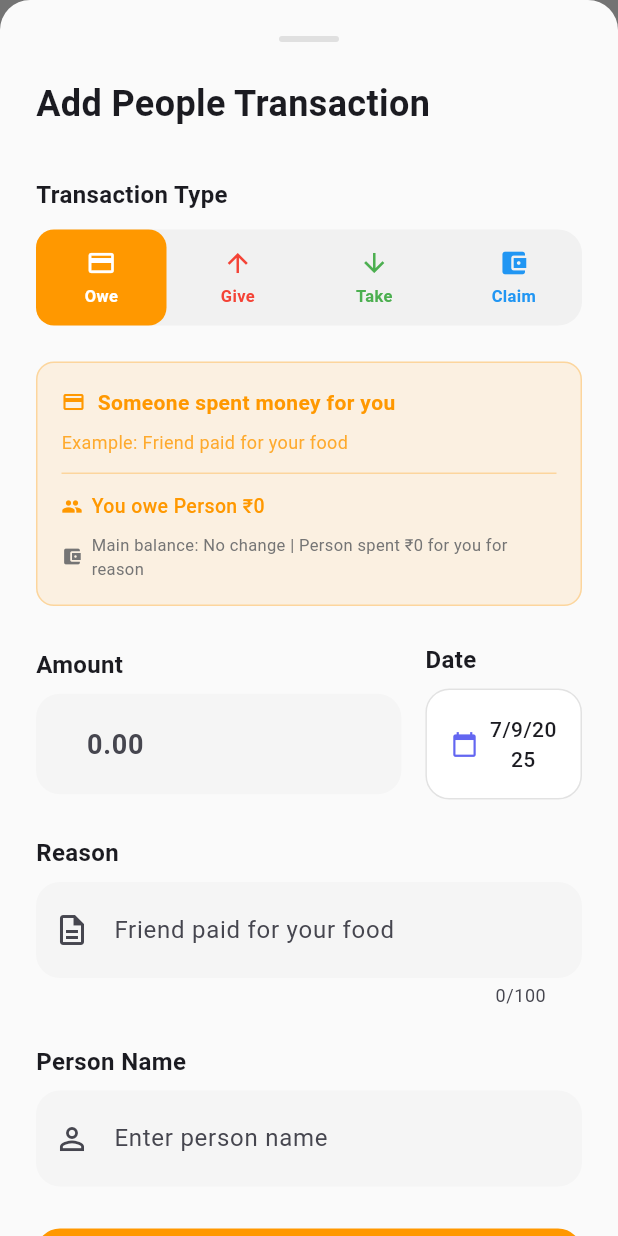
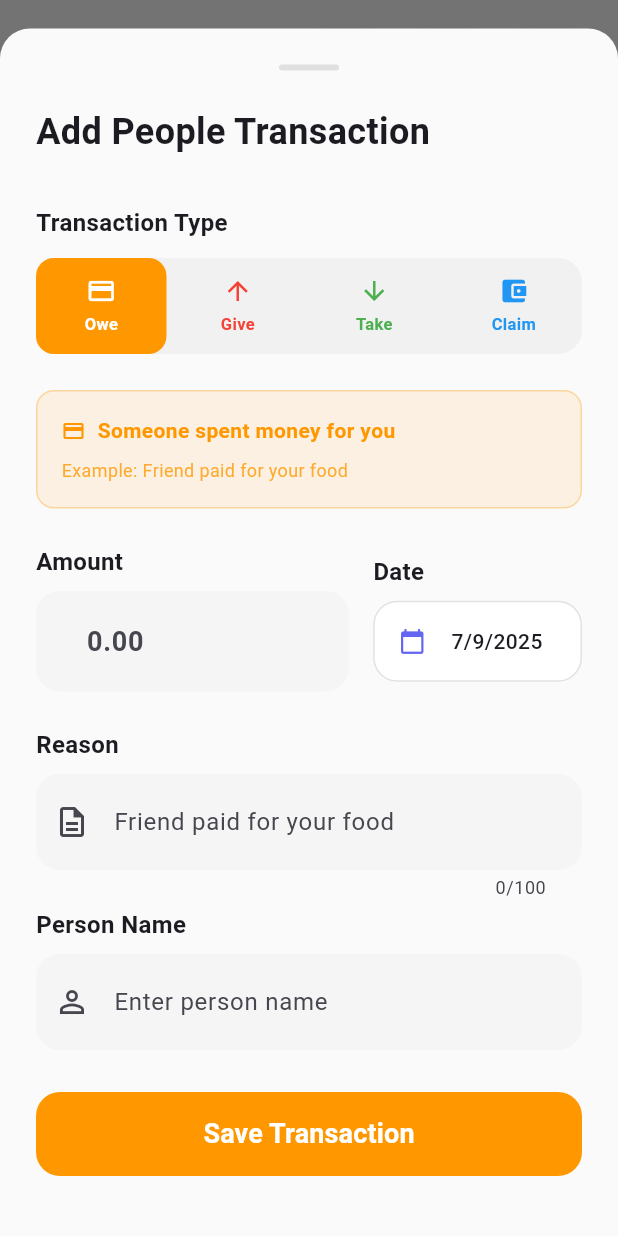
Before and after one commit to malik-l0l/Money_Manager, a Flutter app: the HomeScreen screen opened directly, after a tap on the "person add" icon, on a phone screen of 412 x 824 dp. Run offline on Flutter 3.47's test engine with Material 3 defaults, Android fonts, the phone set to English and light mode, and no system bars; our stand-ins replace hive, hive_flutter, share_plus; accounts and stored records are empty; Roboto replaces fonts that are missing (SF Pro Display).

Commit message:
refac(modal): improved add_transaction_modal, some minor changes in greetings

```diff
--- a/lib/widgets/add_people_transaction_modal.dart
+++ b/lib/widgets/add_people_transaction_modal.dart
@@ -1,5 +1,6 @@
 import 'package:flutter/material.dart';
 import 'package:flutter/services.dart';
+import 'dart:ui';
 import '../models/people_transaction.dart';
 import '../services/people_hive_service.dart';
 import '../services/hive_service.dart';
@@ -31,6 +32,12 @@ class _AddPeopleTransactionModalState extends State<AddPeopleTransactionModal>
   late AnimationController _animationController;
   late Animation<double> _slideAnimation;
 
+  // Animation controllers for blur transition
+  late AnimationController _blurTransitionController;
+  late Animation<double> _blurAnimation;
+  late Animation<double> _fadeAnimation;
+  late Animation<double> _scaleAnimation;
+
   // Focus nodes for better UX
   late FocusNode _personNameFocus;
   late FocusNode _amountFocus;
@@ -40,6 +47,10 @@ class _AddPeopleTransactionModalState extends State<AddPeopleTransactionModal>
   List<String> _allPeopleNames = [];
   List<String> _filteredNames = [];
   bool _showSuggestions = false;
+
+  // State for info container
+  bool _showDetailedInfo = false;
+  bool _isTransitioning = false;
 
   // Transaction type definitions in the requested order
   final List<String> _transactionOrder = ['owe', 'give', 'take', 'claim'];
@@ -101,6 +112,36 @@ class _AddPeopleTransactionModalState extends State<AddPeopleTransactionModal>
       curve: Curves.easeOutCubic,
     ));
 
+    // Blur transition animation controller
+    _blurTransitionController = AnimationController(
+      duration: Duration(milliseconds: 400),
+      vsync: this,
+    );
+
+    _blurAnimation = Tween<double>(
+      begin: 0.0,
+      end: 5.0,
+    ).animate(CurvedAnimation(
+      parent: _blurTransitionController,
+      curve: Curves.easeInOut,
+    ));
+
+    _fadeAnimation = Tween<double>(
+      begin: 1.0,
+      end: 0.0,
+    ).animate(CurvedAnimation(
+      parent: _blurTransitionController,
+      curve: Curves.easeInOut,
+    ));
+
+    _scaleAnimation = Tween<double>(
+      begin: 1.0,
+      end: 1.05,
+    ).animate(CurvedAnimation(
+      parent: _blurTransitionController,
+      curve: Curves.easeInOut,
+    ));
+
     _animationController.forward();
 
     // Initialize focus nodes
@@ -121,6 +162,8 @@ class _AddPeopleTransactionModalState extends State<AddPeopleTransactionModal>
           TextEditingController(text: widget.transaction!.personName);
       _selectedDate = widget.transaction!.date;
       _transactionType = widget.transaction!.transactionType;
+      // Show detailed info if editing existing transaction
+      _showDetailedInfo = true;
     } else {
       _amountController = TextEditingController();
       _reasonController = TextEditingController();
@@ -131,6 +174,8 @@ class _AddPeopleTransactionModalState extends State<AddPeopleTransactionModal>
 
     // Add listener for autocomplete
     _personNameController.addListener(_onPersonNameChanged);
+    // Add listener for amount field to trigger info transition
+    _amountController.addListener(_onAmountChanged);
 
     // Auto focus amount field if setting is enabled
     WidgetsBinding.instance.addPostFrameCallback((_) {
@@ -145,6 +190,7 @@ class _AddPeopleTransactionModalState extends State<AddPeopleTransactionModal>
   void dispose() {
     WidgetsBinding.instance.removeObserver(this);
     _animationController.dispose();
+    _blurTransitionController.dispose();
     _amountController.dispose();
     _reasonController.dispose();
     _personNameController.dispose();
@@ -189,6 +235,36 @@ class _AddPeopleTransactionModalState extends State<AddPeopleTransactionModal>
 
     setState(() {
       _showSuggestions = _filteredNames.isNotEmpty;
+    });
+  }
+
+  void _onAmountChanged() {
+    final hasAmount = _amountController.text.trim().isNotEmpty;
+
+    if (hasAmount && !_showDetailedInfo && !_isTransitioning) {
+      _triggerBlurTransition(true);
+    } else if (!hasAmount && _showDetailedInfo && !_isTransitioning) {
+      _triggerBlurTransition(false);
+    }
+  }
+
+  void _triggerBlurTransition(bool showDetailed) {
+    if (_isTransitioning) return;
+
+    setState(() {
+      _isTransitioning = true;
+    });
+
+    _blurTransitionController.forward().then((_) {
+      setState(() {
+        _showDetailedInfo = showDetailed;
+      });
+
+      _blurTransitionController.reverse().then((_) {
+        setState(() {
+          _isTransitioning = false;
+        });
+      });
     });
   }
 
@@ -274,7 +350,7 @@ class _AddPeopleTransactionModalState extends State<AddPeopleTransactionModal>
 
                     SizedBox(height: 24),
 
-                    // Combined Info Container (replacing both previous info containers)
+                    // Combined Info Container with blur transition
                     _buildCombinedInfoCard(),
 
                     SizedBox(height: 24),
@@ -284,7 +360,7 @@ class _AddPeopleTransactionModalState extends State<AddPeopleTransactionModal>
                       children: [
                         // Amount Field - 60% width
                         Expanded(
-                          flex: 7,
+                          flex: 6,
                           child: Column(
                             crossAxisAlignment: CrossAxisAlignment.start,
                             children: [
@@ -333,7 +409,7 @@ class _AddPeopleTransactionModalState extends State<AddPeopleTransactionModal>
                         SizedBox(width: 16),
                         // Date Field - 40% width
                         Expanded(
-                          flex: 3,
+                          flex: 4,
                           child: Column(
                             crossAxisAlignment: CrossAxisAlignment.start,
                             children: [
@@ -412,7 +488,7 @@ class _AddPeopleTransactionModalState extends State<AddPeopleTransactionModal>
                       },
                     ),
 
-                    SizedBox(height: 24),
+                    SizedBox(height: 5), // Reduced from 24 to 16 to match amount->reason spacing
 
                     // Person Name Field with Horizontal Autocomplete
                     Text(
@@ -625,13 +701,6 @@ class _AddPeopleTransactionModalState extends State<AddPeopleTransactionModal>
 
   Widget _buildCombinedInfoCard() {
     final typeData = _transactionTypes[_transactionType]!;
-    final amount =
-        _amountController.text.isNotEmpty ? _amountController.text : '0';
-    final person = _personNameController.text.isNotEmpty
-        ? _personNameController.text
-        : 'Person';
-    final reason =
-        _reasonController.text.isNotEmpty ? _reasonController.text : 'reason';
 
     return Container(
       padding: EdgeInsets.all(16),
@@ -642,7 +711,31 @@ class _AddPeopleTransactionModalState extends State<AddPeopleTransactionModal>
           color: typeData['color'].withOpacity(0.3),
         ),
       ),
-      child: Column(
+      child: AnimatedBuilder(
+        animation: _blurTransitionController,
+        builder: (context, child) {
+          return Transform.scale(
+            scale: _scaleAnimation.value,
+            child: Opacity(
+              opacity: _fadeAnimation.value,
+              child: ImageFiltered(
+                imageFilter: ImageFilter.blur(
+                  sigmaX: _blurAnimation.value,
+                  sigmaY: _blurAnimation.value,
+                ),
+                child: _showDetailedInfo
+                  ? _buildDetailedInfo(typeData)
+                  : _buildInitialInfo(typeData),
+              ),
+            ),
+          );
+        },
+      ),
+    );
+  }
+
+  Widget _buildInitialInfo(Map<String, dynamic> typeData) {
+    return Column(
       crossAxisAlignment: CrossAxisAlignment.start,
       children: [
         // Main description
@@ -677,27 +770,38 @@ class _AddPeopleTransactionModalState extends State<AddPeopleTransactionModal>
             fontSize: 12,
           ),
         ),
+      ],
+    );
+  }
 
-          SizedBox(height: 12),
-          Divider(color: typeData['color'].withOpacity(0.3), height: 1),
-          SizedBox(height: 12),
+  Widget _buildDetailedInfo(Map<String, dynamic> typeData) {
+    final amount = _amountController.text.isNotEmpty ? _amountController.text : '0';
+    final person = _personNameController.text.isNotEmpty
+        ? _personNameController.text
+        : 'Someone';
+    final reason = _reasonController.text.isNotEmpty
+        ? _reasonController.text
+        : 'reason';
 
+    return Column(
+      crossAxisAlignment: CrossAxisAlignment.start,
+      children: [
         // People Balance Impact
         Row(
           children: [
             Icon(
               Icons.people,
               color: typeData['color'],
-                size: 14,
+              size: 16,
             ),
-              SizedBox(width: 6),
+            SizedBox(width: 8),
             Expanded(
               child: Text(
                 _getPeopleBalanceText(amount, person),
                 style: TextStyle(
                   color: typeData['color'],
-                    fontWeight: FontWeight.w500,
-                    fontSize: 13,
+                  fontWeight: FontWeight.w600,
+                  fontSize: 14,
                 ),
               ),
             ),
@@ -707,27 +811,14 @@ class _AddPeopleTransactionModalState extends State<AddPeopleTransactionModal>
         SizedBox(height: 8),
 
         // Main Balance Impact
-          Row(
-            children: [
-              Icon(
-                Icons.account_balance_wallet,
-                color: Colors.grey[600],
-                size: 14,
-              ),
-              SizedBox(width: 6),
-              Expanded(
-                child: Text(
+        Text(
           _getMainBalanceText(amount, person, reason),
           style: TextStyle(
-                    color: Colors.grey[600],
-                    fontSize: 11,
-                  ),
+            color: typeData['color'].withOpacity(0.8),
+            fontSize: 12,
           ),
         ),
       ],
-          ),
-        ],
-      ),
     );
   }
 
--- a/lib/widgets/custom_app_bar.dart
+++ b/lib/widgets/custom_app_bar.dart
@@ -33,7 +33,6 @@ class _CustomAppBarState extends State<CustomAppBar> {
       // Early morning (5-8 AM)
       'early_morning': [
         'Rise and shine',
-        'Morning, sunshine',
         'Fresh start',
         'New day, new light'
       ],
@@ -43,7 +42,6 @@ class _CustomAppBarState extends State<CustomAppBar> {
         'Bright morning!',
         'Hello, sunshine',
         'Feeling fresh?',
-        'Morning, sunshine',
         'Feels good, right?'
       ],
       // Afternoon (12-4 PM)
@@ -67,7 +65,6 @@ class _CustomAppBarState extends State<CustomAppBar> {
       // Night (8 PM+)
       'night': [
         'Missed you',
-        "Look who's here",
         'Welcome back',
         'Time to relax',
         'Nighty night',
@@ -84,7 +81,6 @@ class _CustomAppBarState extends State<CustomAppBar> {
       // Welcome back (random)
       'welcome': [
         'Missed you',
-        "Look who's here",
         'Welcome back',
         'Great to see you',
         'Hello there',
```
Also changed, not shown: lib/widgets/add_transaction_modal.dart (+10 -7 lines). Lines whose indentation alone changed are shown as unchanged.
